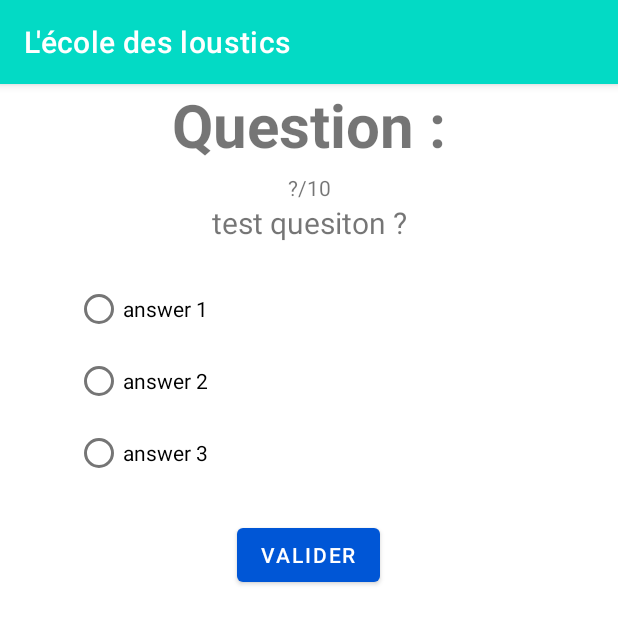
After one commit to JorisMARTIN/IUT2-Android-Project, an Android app: the QuestionsAnswersActivity screen opened directly, with no data from a screen before it, on a phone screen of 412 x 824 dp. The commit adds this screen. Shown: the top 624 px of the screen. Run offline under Robolectric (Android 15) with nearby library versions, the phone set to English and light mode, and no system bars.

Commit message:
Start Questions/Answers implementation

```diff
--- a/APP/app/src/main/AndroidManifest.xml
+++ b/APP/app/src/main/AndroidManifest.xml
@@ -9,7 +9,9 @@
         android:roundIcon="@mipmap/ic_launcher_round"
         android:supportsRtl="true"
         android:theme="@style/Theme.LécoleDesLoustics">
-        <activity android:name=".mathematics.MathematicsLevelSelect"></activity>
+        <activity android:name=".QuestionsAnswers.QuestionsAnswersActivity"></activity>
+        <activity android:name=".QuestionsAnswers.QuestionsAnswersLevelSelect" />
+        <activity android:name=".mathematics.MathematicsLevelSelect" />
         <activity android:name=".NewProfileActivity" />
         <activity android:name=".mathematics.ResultActivity" />
         <activity android:name=".mathematics.OperationActivity" />
--- a/APP/app/src/main/java/fr/nezanmartin/lecoledesloustics/Database/Questions/Question.java
+++ b/APP/app/src/main/java/fr/nezanmartin/lecoledesloustics/Database/Questions/Question.java
@@ -16,7 +16,7 @@ public class Question {
     @ColumnInfo(name = "answers")
     private String answers;
 
-    @ColumnInfo(name = "good_anwer")
+    @ColumnInfo(name = "good_answer")
     private int good_answer;
 
     @ColumnInfo(name = "tag")
@@ -38,7 +38,7 @@ public class Question {
         this.question = question;
     }
 
-    private String getAnswers() {
+    public String getAnswers() {
         return answers;
     }
 
@@ -48,7 +48,7 @@ public class Question {
 
     /**
      *
-     * @param answers Partern : "answer1, answer2, ..., answnerN"
+     * @param answers Patern : "answer1, answer2, answner3"
      */
     public void setAnswers(String answers) {
         this.answers = answers;
--- a/APP/app/src/main/java/fr/nezanmartin/lecoledesloustics/MainActivity.java
+++ b/APP/app/src/main/java/fr/nezanmartin/lecoledesloustics/MainActivity.java
@@ -87,7 +87,7 @@ public class MainActivity extends AppCompatActivity {
         for(User user : allUsers){
 
             LinearLayout globalLayout = new LinearLayout(this);
-            globalLayout.setOrientation(LinearLayout.HORIZONTAL);
+            globalLayout.setOrientation(LinearLayout.VERTICAL);
             globalLayout.setGravity(Gravity.CENTER);
 
             LinearLayout layout = (LinearLayout) getLayoutInflater().inflate(R.layout.component_user_profil, null);
--- /dev/null
+++ b/APP/app/src/main/java/fr/nezanmartin/lecoledesloustics/QuestionsAnswers/QuestionsAnswersActivity.java
@@ -0,0 +1,52 @@
+package fr.nezanmartin.lecoledesloustics.QuestionsAnswers;
+
+import androidx.appcompat.app.AppCompatActivity;
+import fr.nezanmartin.lecoledesloustics.QuestionsAnswers.model.QuestionsAnswersLevel;
+import fr.nezanmartin.lecoledesloustics.R;
+
+import android.os.Bundle;
+import android.widget.Button;
+import android.widget.LinearLayout;
+import android.widget.RadioButton;
+import android.widget.RadioGroup;
+import android.widget.TextView;
+
+import org.w3c.dom.Text;
+
+public class QuestionsAnswersActivity extends AppCompatActivity {
+
+    public static final String LEVEL_KEY = "level_key";
+    // VIEW
+    TextView questionNumber, questionText;
+    RadioGroup radioGroup;
+    RadioButton answer0, answer1, answer2;
+    Button validateButton;
+
+    // DATA
+    QuestionsAnswersLevel level;
+
+    @Override
+    protected void onCreate(Bundle savedInstanceState) {
+        super.onCreate(savedInstanceState);
+        setContentView(R.layout.activity_questions_answers);
+
+        //Initalisation of all view
+        questionNumber = findViewById(R.id.question_number_text);
+        questionText = findViewById(R.id.question_text);
+
+        radioGroup = findViewById(R.id.question_answers_radio_group);
+        answer0 = findViewById(R.id.answer_number0);
+        answer1 = findViewById(R.id.answer_number1);
+        answer2 = findViewById(R.id.answer_number2);
+
+        validateButton = findViewById(R.id.question_confirm);
+
+        level = getIntent().getParcelableExtra(LEVEL_KEY);
+
+        initLevel();
+    }
+
+    private void initLevel() {
+        //TODO
+    }
+}
--- /dev/null
+++ b/APP/app/src/main/res/layout/activity_questions_answers.xml
@@ -0,0 +1,81 @@
+<?xml version="1.0" encoding="utf-8"?>
+<LinearLayout xmlns:android="http://schemas.android.com/apk/res/android"
+    xmlns:app="http://schemas.android.com/apk/res-auto"
+    xmlns:tools="http://schemas.android.com/tools"
+    android:layout_width="match_parent"
+    android:layout_height="match_parent"
+    android:orientation="vertical"
+    tools:context=".QuestionsAnswers.QuestionsAnswersActivity">
+
+    <TextView
+        android:layout_width="match_parent"
+        android:layout_height="wrap_content"
+        android:gravity="center"
+        android:text="@string/QuestionLabelText"
+        android:textSize="40dp"
+        android:textStyle="bold"/>
+
+    <LinearLayout
+        android:id="@+id/question_container"
+        android:layout_width="match_parent"
+        android:layout_height="match_parent"
+        android:orientation="vertical"
+        android:paddingTop="5dp">
+
+        <TextView
+            android:id="@+id/question_number_text"
+            android:layout_width="match_parent"
+            android:layout_height="wrap_content"
+            android:text="\?/10"
+            android:gravity="center"/>
+
+        <TextView
+            android:id="@+id/question_text"
+            android:layout_width="match_parent"
+            android:layout_height="wrap_content"
+            android:text="test quesiton ?"
+            android:textSize="20dp"
+            android:layout_marginBottom="20dp"
+            android:gravity="center"/>
+
+        <RadioGroup
+            android:id="@+id/question_answers_radio_group"
+            android:layout_width="match_parent"
+            android:layout_height="wrap_content"
+            android:gravity="center"
+            android:paddingLeft="50dp"
+            android:layout_marginBottom="20dp">
+
+            <RadioButton
+                android:id="@+id/answer_number0"
+                android:layout_width="match_parent"
+                android:layout_height="wrap_content"
+                android:text="answer 1"/>
+
+            <RadioButton
+                android:id="@+id/answer_number1"
+                android:layout_width="match_parent"
+                android:layout_height="wrap_content"
+                android:text="answer 2"/>
+            <RadioButton
+
+                android:id="@+id/answer_number2"
+                android:layout_width="match_parent"
+                android:layout_height="wrap_content"
+                android:text="answer 3"/>
+
+        </RadioGroup>
+
+        <Button
+            android:id="@+id/question_confirm"
+            android:layout_width="wrap_content"
+            android:layout_height="wrap_content"
+            android:layout_gravity="center"
+            android:text="@string/Validate_text"
+            app:backgroundTint="@color/blue"/>
+
+
+
+    </LinearLayout>
+
+</LinearLayout>
--- a/APP/app/src/main/res/values/strings.xml
+++ b/APP/app/src/main/res/values/strings.xml
@@ -15,4 +15,7 @@
     <string name="mathematicsTitle">Les Mathématiques</string>
     <string name="categorieSelectionTitle">Quelle matière veux-tu travailler ?</string>
     <string name="resultCorrectionButtonText">Voir mes réponses</string>
+    <string name="QuestionsAnswersButtonTitle">Questions / Réponses</string>
+    <string name="QuestionsAnswersLevelSelectTitle">Questions / Réponses</string>
+    <string name="QuestionLabelText">Question :</string>
 </resources>
```
Also changed, not shown: APP/app/src/main/java/fr/nezanmartin/lecoledesloustics/Database/Questions/QuestionsDAO.java (+5 -2 lines), APP/app/src/main/java/fr/nezanmartin/lecoledesloustics/LevelSelect.java (+9 -3 lines), APP/app/src/main/java/fr/nezanmartin/lecoledesloustics/QuestionsAnswers/QuestionsAnswersLevelSelect.java (added, +132 -0 lines), APP/app/src/main/java/fr/nezanmartin/lecoledesloustics/QuestionsAnswers/model/QuestionsAnswersLevel.java (added, +74 -0 lines), APP/app/src/main/res/layout/activity_level_select.xml (+8 -0 lines), APP/app/src/main/res/layout/activity_questions_answers_level_select.xml (added, +39 -0 lines), APP/app/src/main/res/layout/component_questions_answers_level_select.xml (added, +16 -0 lines), 1 other file.
